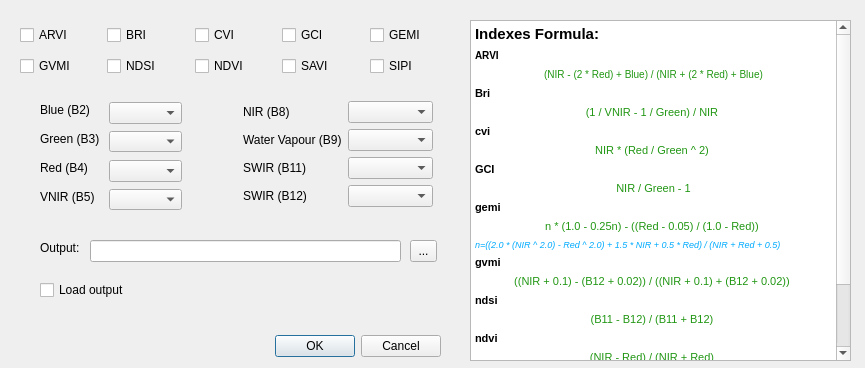
VeronikaH98/bc, file index_calculator_dialog_base.ui: the form before one commit.
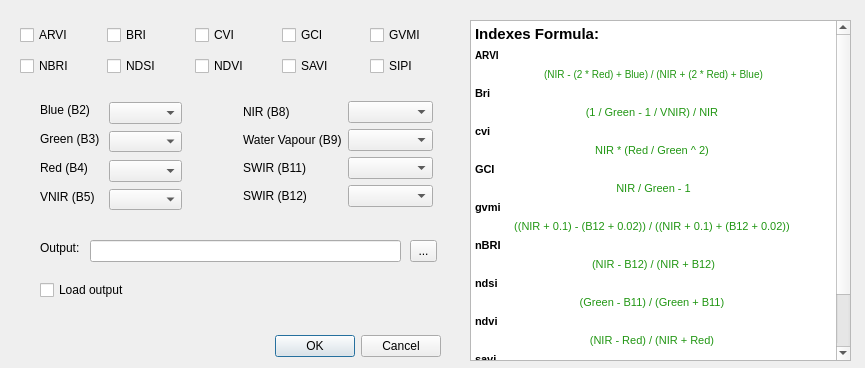
The form after the commit.

The edit to the form file:
```diff
--- a/index_calculator_dialog_base.ui
+++ b/index_calculator_dialog_base.ui
@@ -165,20 +165,6 @@
       </property>
      </widget>
     </item>
-    <item row="0" column="4">
-     <widget class="QCheckBox" name="cb_GEMI">
-      <property name="text">
-       <string>GEMI</string>
-      </property>
-     </widget>
-    </item>
-    <item row="1" column="0">
-     <widget class="QCheckBox" name="cb_GVMI">
-      <property name="text">
-       <string>GVMI</string>
-      </property>
-     </widget>
-    </item>
     <item row="0" column="2">
      <widget class="QCheckBox" name="cb_CVI">
       <property name="text">
@@ -193,6 +179,20 @@
       </property>
      </widget>
     </item>
+    <item row="0" column="4">
+     <widget class="QCheckBox" name="cb_GVMI">
+      <property name="text">
+       <string>GVMI</string>
+      </property>
+     </widget>
+    </item>
+    <item row="1" column="0">
+     <widget class="QCheckBox" name="cb_NBRI">
+      <property name="text">
+       <string>NBRI</string>
+      </property>
+     </widget>
+    </item>
    </layout>
   </widget>
   <widget class="QComboBox" name="cmb_vnir">
@@ -327,18 +327,17 @@
 &lt;p style=&quot; margin-top:0px; margin-bottom:6px; margin-left:0px; margin-right:0px; -qt-block-indent:0; text-indent:0px;&quot;&gt;&lt;span style=&quot; font-weight:600;&quot;&gt;ARVI &lt;/span&gt;&lt;/p&gt;
 &lt;p align=&quot;center&quot; style=&quot; margin-top:0px; margin-bottom:6px; margin-left:0px; margin-right:0px; -qt-block-indent:0; text-indent:0px;&quot;&gt;&lt;span style=&quot; color:#209612;&quot;&gt;(NIR - (2 * Red) + Blue) / (NIR + (2 * Red) + Blue)&lt;/span&gt;&lt;/p&gt;
 &lt;p style=&quot; margin-top:0px; margin-bottom:6px; margin-left:0px; margin-right:0px; -qt-block-indent:0; text-indent:0px;&quot;&gt;&lt;span style=&quot; font-size:8pt; font-weight:600; text-transform:uppercase;&quot;&gt;Bri&lt;/span&gt;&lt;span style=&quot; font-size:8pt; font-weight:600;&quot;&gt; &lt;/span&gt;&lt;/p&gt;
-&lt;p align=&quot;center&quot; style=&quot; margin-top:0px; margin-bottom:6px; margin-left:0px; margin-right:0px; -qt-block-indent:0; text-indent:0px;&quot;&gt;&lt;span style=&quot; font-size:8pt; color:#209612;&quot;&gt;(1 / VNIR - 1 / Green) / NIR &lt;/span&gt;&lt;/p&gt;
+&lt;p align=&quot;center&quot; style=&quot; margin-top:0px; margin-bottom:6px; margin-left:0px; margin-right:0px; -qt-block-indent:0; text-indent:0px;&quot;&gt;&lt;span style=&quot; font-size:8pt; color:#209612;&quot;&gt;(1 / Green - 1 / VNIR) / NIR &lt;/span&gt;&lt;/p&gt;
 &lt;p style=&quot; margin-top:0px; margin-bottom:6px; margin-left:0px; margin-right:0px; -qt-block-indent:0; text-indent:0px;&quot;&gt;&lt;span style=&quot; font-size:8pt; font-weight:600; text-transform:uppercase;&quot;&gt;cvi&lt;/span&gt;&lt;span style=&quot; font-size:8pt; font-weight:600;&quot;&gt; &lt;/span&gt;&lt;/p&gt;
 &lt;p align=&quot;center&quot; style=&quot; margin-top:0px; margin-bottom:6px; margin-left:0px; margin-right:0px; -qt-block-indent:0; text-indent:0px;&quot;&gt;&lt;span style=&quot; font-size:8pt; color:#209612;&quot;&gt;NIR * (Red / Green ^ 2) &lt;/span&gt;&lt;/p&gt;
 &lt;p style=&quot; margin-top:0px; margin-bottom:6px; margin-left:0px; margin-right:0px; -qt-block-indent:0; text-indent:0px;&quot;&gt;&lt;span style=&quot; font-size:8pt; font-weight:600; text-transform:uppercase;&quot;&gt;GCI&lt;/span&gt;&lt;span style=&quot; font-size:8pt; font-weight:600;&quot;&gt; &lt;/span&gt;&lt;/p&gt;
 &lt;p align=&quot;center&quot; style=&quot; margin-top:0px; margin-bottom:6px; margin-left:0px; margin-right:0px; -qt-block-indent:0; text-indent:0px;&quot;&gt;&lt;span style=&quot; font-size:8pt; color:#209612;&quot;&gt;NIR / Green - 1&lt;/span&gt;&lt;/p&gt;
-&lt;p style=&quot; margin-top:0px; margin-bottom:6px; margin-left:0px; margin-right:0px; -qt-block-indent:0; text-indent:0px;&quot;&gt;&lt;span style=&quot; font-size:8pt; font-weight:600; text-transform:uppercase;&quot;&gt;gemi&lt;/span&gt;&lt;span style=&quot; font-size:8pt; font-weight:600;&quot;&gt; &lt;/span&gt;&lt;/p&gt;
-&lt;p align=&quot;center&quot; style=&quot; margin-top:0px; margin-bottom:6px; margin-left:0px; margin-right:0px; -qt-block-indent:0; text-indent:0px;&quot;&gt;&lt;span style=&quot; font-size:8pt; color:#209612;&quot;&gt;n * (1.0 - 0.25n) - ((Red - 0.05) / (1.0 - Red)) &lt;/span&gt;&lt;/p&gt;
-&lt;p style=&quot; margin-top:0px; margin-bottom:6px; margin-left:0px; margin-right:0px; -qt-block-indent:0; text-indent:0px;&quot;&gt;&lt;span style=&quot; font-size:7pt; font-style:italic; color:#00aaff;&quot;&gt;n=((2.0 * (NIR ^ 2.0) - Red ^ 2.0) + 1.5 * NIR + 0.5 * Red) / (NIR + Red + 0.5)&lt;/span&gt;&lt;/p&gt;
 &lt;p style=&quot; margin-top:0px; margin-bottom:6px; margin-left:0px; margin-right:0px; -qt-block-indent:0; text-indent:0px;&quot;&gt;&lt;span style=&quot; font-size:8pt; font-weight:600; text-transform:uppercase;&quot;&gt;gvmi&lt;/span&gt;&lt;span style=&quot; font-size:8pt;&quot;&gt; &lt;/span&gt;&lt;/p&gt;
 &lt;p align=&quot;center&quot; style=&quot; margin-top:0px; margin-bottom:6px; margin-left:0px; margin-right:0px; -qt-block-indent:0; text-indent:0px;&quot;&gt;&lt;span style=&quot; font-size:8pt; color:#209612;&quot;&gt;((NIR + 0.1) - (B12 + 0.02)) / ((NIR + 0.1) + (B12 + 0.02)) &lt;/span&gt;&lt;/p&gt;
+&lt;p style=&quot; margin-top:0px; margin-bottom:6px; margin-left:0px; margin-right:0px; -qt-block-indent:0; text-indent:0px;&quot;&gt;&lt;span style=&quot; font-size:8pt; font-weight:600; text-transform:uppercase;&quot;&gt;nBRI&lt;/span&gt;&lt;span style=&quot; font-size:8pt; font-weight:600;&quot;&gt; &lt;/span&gt;&lt;/p&gt;
+&lt;p align=&quot;center&quot; style=&quot; margin-top:0px; margin-bottom:6px; margin-left:0px; margin-right:0px; -qt-block-indent:0; text-indent:0px;&quot;&gt;&lt;span style=&quot; font-size:8pt; color:#209612;&quot;&gt;(NIR - B12) / (NIR + B12)&lt;/span&gt;&lt;/p&gt;
 &lt;p style=&quot; margin-top:0px; margin-bottom:6px; margin-left:0px; margin-right:0px; -qt-block-indent:0; text-indent:0px;&quot;&gt;&lt;span style=&quot; font-size:8pt; font-weight:600; text-transform:uppercase;&quot;&gt;ndsi&lt;/span&gt;&lt;span style=&quot; font-size:8pt; font-weight:600;&quot;&gt; &lt;/span&gt;&lt;/p&gt;
-&lt;p align=&quot;center&quot; style=&quot; margin-top:0px; margin-bottom:6px; margin-left:0px; margin-right:0px; -qt-block-indent:0; text-indent:0px;&quot;&gt;&lt;span style=&quot; font-size:8pt; color:#209612;&quot;&gt;(B11 - B12) / (B11 + B12) &lt;/span&gt;&lt;/p&gt;
+&lt;p align=&quot;center&quot; style=&quot; margin-top:0px; margin-bottom:6px; margin-left:0px; margin-right:0px; -qt-block-indent:0; text-indent:0px;&quot;&gt;&lt;span style=&quot; font-size:8pt; color:#209612;&quot;&gt;(Green - B11) / (Green + B11) &lt;/span&gt;&lt;/p&gt;
 &lt;p style=&quot; margin-top:0px; margin-bottom:6px; margin-left:0px; margin-right:0px; -qt-block-indent:0; text-indent:0px;&quot;&gt;&lt;span style=&quot; font-size:8pt; font-weight:600; text-transform:uppercase;&quot;&gt;ndvi&lt;/span&gt;&lt;span style=&quot; font-size:8pt; font-weight:600;&quot;&gt; &lt;/span&gt;&lt;/p&gt;
 &lt;p align=&quot;center&quot; style=&quot; margin-top:0px; margin-bottom:6px; margin-left:0px; margin-right:0px; -qt-block-indent:0; text-indent:0px;&quot;&gt;&lt;span style=&quot; font-size:8pt; color:#209612;&quot;&gt;(NIR - Red) / (NIR + Red) &lt;/span&gt;&lt;/p&gt;
 &lt;p style=&quot; margin-top:0px; margin-bottom:6px; margin-left:0px; margin-right:0px; -qt-block-indent:0; text-indent:0px;&quot;&gt;&lt;span style=&quot; font-size:8pt; font-weight:600; text-transform:uppercase;&quot;&gt;savi&lt;/span&gt;&lt;span style=&quot; font-size:8pt; font-weight:600;&quot;&gt; &lt;/span&gt;&lt;/p&gt;
```
